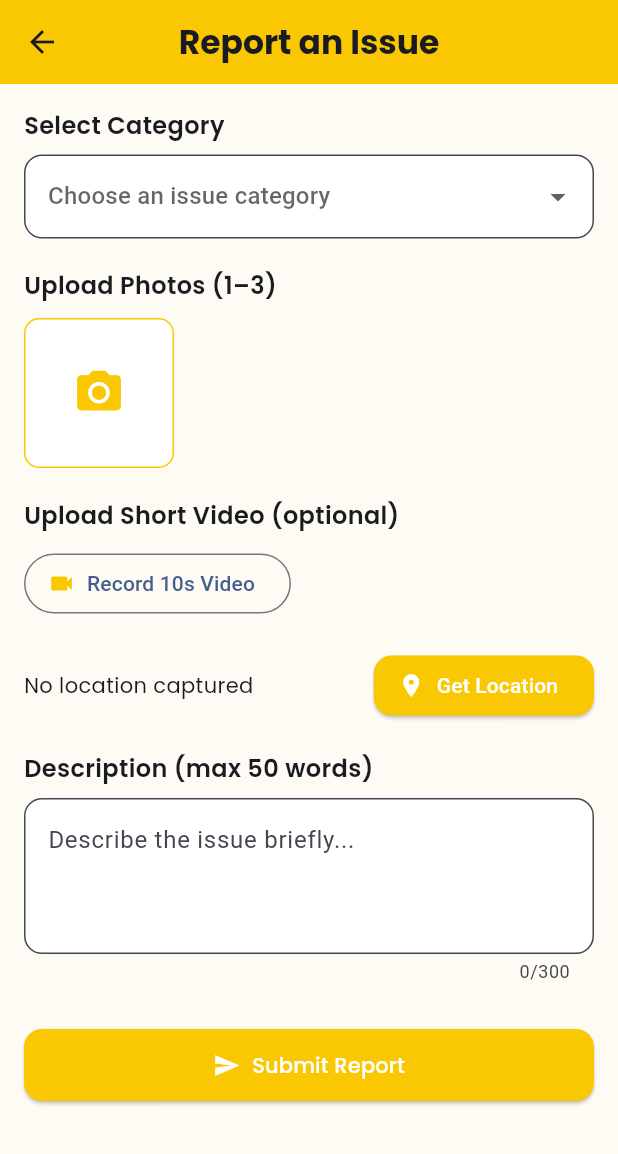
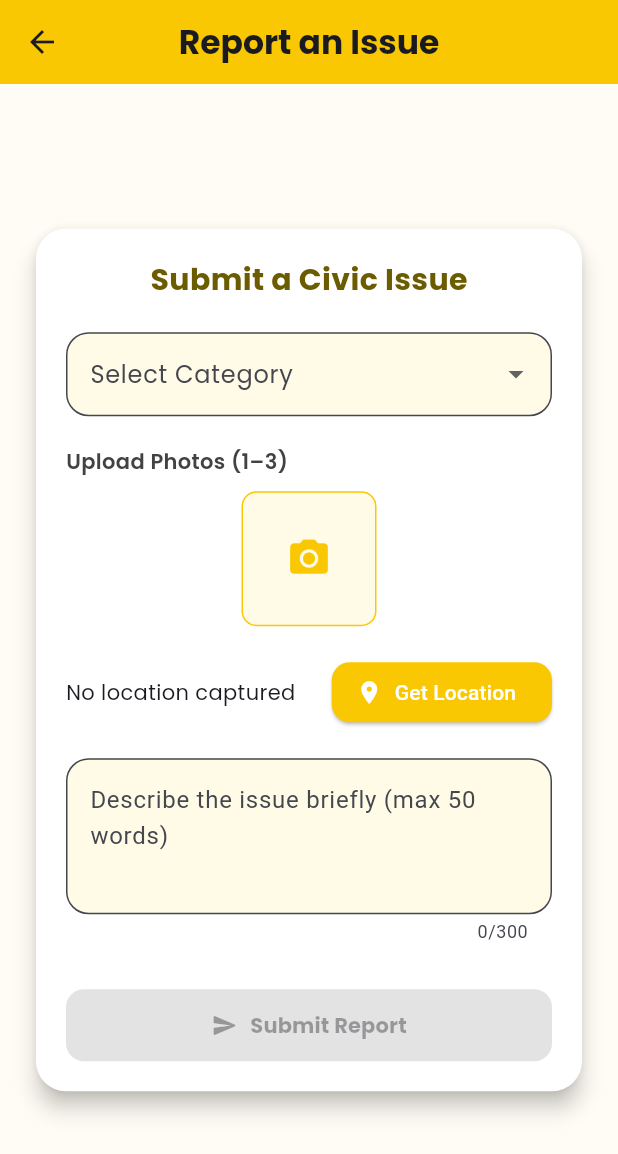
Before and after one commit to jantraOrg/frontendApp, a Flutter app: the ReportScreen screen opened by its route, on a phone screen of 412 x 824 dp. Shown: the top 1154 px of the screen. Run offline on Flutter 3.47's test engine with Material 3 defaults, Android fonts, the light colour scheme and no system bars; our stand-ins replace geolocator, google_maps_flutter, image_picker, timeline_tile.

Commit message:
mvp made

```diff
--- a/lib/screens/report/report_screen.dart
+++ b/lib/screens/report/report_screen.dart
@@ -106,55 +106,78 @@ class _ReportScreenState extends State<ReportScreen> {
       }
 
       _formKey.currentState!.save();
+
       ScaffoldMessenger.of(context).showSnackBar(
         const SnackBar(content: Text("✅ Report Submitted Successfully")),
       );
-
-      // TODO: Integrate API call here
     }
   }
+
+  bool get _isReadyToSubmit =>
+      _selectedCategory != null &&
+      _images.isNotEmpty &&
+      _description != null &&
+      _description!.isNotEmpty &&
+      _position != null;
 
   @override
   Widget build(BuildContext context) {
     return Scaffold(
-      backgroundColor: const Color(0xFFFDFBF3),
+      backgroundColor: const Color(0xFFFFFCF5),
       appBar: AppBar(
         title: const Text(
           "Report an Issue",
-          style: TextStyle(fontFamily: 'Poppins', fontWeight: FontWeight.bold),
+          style: TextStyle(
+            fontFamily: 'Poppins',
+            fontWeight: FontWeight.bold,
+          ),
         ),
         backgroundColor: const Color(0xFFF9C802),
         centerTitle: true,
       ),
-      body: SingleChildScrollView(
-        padding: const EdgeInsets.all(16),
+      body: Center(
+        child: SingleChildScrollView(
+          padding: const EdgeInsets.all(20),
+          child: Card(
+            elevation: 6,
+            color: Colors.white,
+            shape:
+                RoundedRectangleBorder(borderRadius: BorderRadius.circular(20)),
+            child: Padding(
+              padding: const EdgeInsets.all(20),
               child: Form(
                 key: _formKey,
                 child: Column(
-            crossAxisAlignment: CrossAxisAlignment.start,
+                  crossAxisAlignment: CrossAxisAlignment.center,
                   children: [
-              // 🗂️ Category Selector
                     const Text(
-                "Select Category",
+                      "Submit a Civic Issue",
                       style: TextStyle(
                         fontFamily: 'Poppins',
-                    fontWeight: FontWeight.w600,
-                    fontSize: 16),
+                        fontSize: 20,
+                        fontWeight: FontWeight.bold,
+                        color: Color(0xFF6C5C00),
                       ),
-              const SizedBox(height: 8),
+                    ),
+                    const SizedBox(height: 20),
+
+                    // 🗂️ Category Selector
                     DropdownButtonFormField<String>(
                       decoration: InputDecoration(
+                        labelText: "Select Category",
+                        labelStyle: const TextStyle(fontFamily: 'Poppins'),
                         filled: true,
-                  fillColor: Colors.white,
-                  border:
-                      OutlineInputBorder(borderRadius: BorderRadius.circular(12)),
+                        fillColor: const Color(0xFFFFFBE6),
+                        border: OutlineInputBorder(
+                            borderRadius: BorderRadius.circular(15)),
                       ),
-                hint: const Text("Choose an issue category"),
                       value: _selectedCategory,
                       items: categories
-                    .map((c) => DropdownMenuItem(value: c, child: Text(c)))
+                          .map((c) =>
+                              DropdownMenuItem(value: c, child: Text(c)))
                           .toList(),
-                onChanged: (value) => setState(() => _selectedCategory = value),
+                      onChanged: (value) =>
+                          setState(() => _selectedCategory = value),
                       validator: (value) =>
                           value == null ? "Please select a category" : null,
                     ),
@@ -162,26 +185,32 @@ class _ReportScreenState extends State<ReportScreen> {
                     const SizedBox(height: 20),
 
                     // 📸 Photo Upload
-              const Text(
+                    Align(
+                      alignment: Alignment.centerLeft,
+                      child: Text(
                         "Upload Photos (1–3)",
                         style: TextStyle(
                           fontFamily: 'Poppins',
                           fontWeight: FontWeight.w600,
-                    fontSize: 16),
+                          color: Colors.grey[800],
+                        ),
+                      ),
                     ),
                     const SizedBox(height: 10),
                     Wrap(
                       spacing: 10,
                       runSpacing: 10,
+                      alignment: WrapAlignment.center,
                       children: [
-                  ..._images.map((file) => Stack(
+                        ..._images.map(
+                          (file) => Stack(
                             children: [
                               ClipRRect(
                                 borderRadius: BorderRadius.circular(10),
                                 child: Image.file(
                                   file,
-                              width: 100,
-                              height: 100,
+                                  width: 90,
+                                  height: 90,
                                   fit: BoxFit.cover,
                                 ),
                               ),
@@ -189,72 +218,8 @@ class _ReportScreenState extends State<ReportScreen> {
                                 top: 0,
                                 right: 0,
                                 child: GestureDetector(
-                              onTap: () {
-                                setState(() => _images.remove(file));
-                              },
-                              child: const CircleAvatar(
-                                radius: 12,
-                                backgroundColor: Colors.red,
-                                child: Icon(Icons.close,
-                                    size: 14, color: Colors.white),
-                              ),
-                            ),
-                          ),
-                        ],
-                      )),
-                  GestureDetector(
-                    onTap: _capturePhoto,
-                    child: Container(
-                      width: 100,
-                      height: 100,
-                      decoration: BoxDecoration(
-                        color: Colors.white,
-                        border: Border.all(color: const Color(0xFFF9C802)),
-                        borderRadius: BorderRadius.circular(10),
-                      ),
-                      child: const Icon(Icons.camera_alt,
-                          size: 35, color: Color(0xFFF9C802)),
-                    ),
-                  ),
-                ],
-              ),
-
-              const SizedBox(height: 20),
-
-              // 🎥 Video Upload
-              const Text(
-                "Upload Short Video (optional)",
-                style: TextStyle(
-                    fontFamily: 'Poppins',
-                    fontWeight: FontWeight.w600,
-                    fontSize: 16),
-              ),
-              const SizedBox(height: 10),
-              _video == null
-                  ? OutlinedButton.icon(
-                      onPressed: _captureVideo,
-                      icon: const Icon(Icons.videocam, color: Color(0xFFF9C802)),
-                      label: const Text("Record 10s Video"),
-                    )
-                  : Stack(
-                      alignment: Alignment.center,
-                      children: [
-                        Container(
-                          height: 150,
-                          decoration: BoxDecoration(
-                            color: Colors.black12,
-                            borderRadius: BorderRadius.circular(12),
-                          ),
-                          child: const Center(
-                            child: Icon(Icons.play_circle_fill,
-                                size: 50, color: Colors.black54),
-                          ),
-                        ),
-                        Positioned(
-                          top: 10,
-                          right: 10,
-                          child: GestureDetector(
-                            onTap: () => setState(() => _video = null),
+                                  onTap: () =>
+                                      setState(() => _images.remove(file)),
                                   child: const CircleAvatar(
                                     radius: 12,
                                     backgroundColor: Colors.red,
@@ -265,22 +230,37 @@ class _ReportScreenState extends State<ReportScreen> {
                               ),
                             ],
                           ),
+                        ),
+                        GestureDetector(
+                          onTap: _capturePhoto,
+                          child: Container(
+                            width: 90,
+                            height: 90,
+                            decoration: BoxDecoration(
+                              color: const Color(0xFFFFFBE6),
+                              border: Border.all(color: const Color(0xFFF9C802)),
+                              borderRadius: BorderRadius.circular(10),
+                            ),
+                            child: const Icon(Icons.camera_alt,
+                                size: 30, color: Color(0xFFF9C802)),
+                          ),
+                        ),
+                      ],
+                    ),
 
                     const SizedBox(height: 20),
 
                     // 🧭 Location Capture
                     Row(
+                      mainAxisAlignment: MainAxisAlignment.center,
                       children: [
                         Expanded(
-                    child: _position == null
-                        ? Text(
-                            _isLoadingLocation
+                          child: Text(
+                            _position == null
+                                ? (_isLoadingLocation
                                     ? "Fetching location..."
-                                : "No location captured",
-                            style: const TextStyle(fontFamily: 'Poppins'),
-                          )
-                        : Text(
-                            "📍 ${_position!.latitude.toStringAsFixed(4)}, ${_position!.longitude.toStringAsFixed(4)}",
+                                    : "No location captured")
+                                : "📍 ${_position!.latitude.toStringAsFixed(4)}, ${_position!.longitude.toStringAsFixed(4)}",
                             style: const TextStyle(fontFamily: 'Poppins'),
                           ),
                         ),
@@ -302,23 +282,15 @@ class _ReportScreenState extends State<ReportScreen> {
                     const SizedBox(height: 20),
 
                     // 📝 Description
-              const Text(
-                "Description (max 50 words)",
-                style: TextStyle(
-                    fontFamily: 'Poppins',
-                    fontWeight: FontWeight.w600,
-                    fontSize: 16),
-              ),
-              const SizedBox(height: 8),
                     TextFormField(
                       maxLines: 3,
                       maxLength: 300,
                       decoration: InputDecoration(
+                        hintText: "Describe the issue briefly (max 50 words)",
                         filled: true,
-                  fillColor: Colors.white,
-                  hintText: "Describe the issue briefly...",
-                  border:
-                      OutlineInputBorder(borderRadius: BorderRadius.circular(12)),
+                        fillColor: const Color(0xFFFFFBE6),
+                        border: OutlineInputBorder(
+                            borderRadius: BorderRadius.circular(15)),
                       ),
                       validator: (value) {
                         if (value == null || value.isEmpty) {
@@ -329,7 +301,7 @@ class _ReportScreenState extends State<ReportScreen> {
                         }
                         return null;
                       },
-                onSaved: (val) => _description = val,
+                      onChanged: (val) => setState(() => _description = val),
                     ),
 
                     const SizedBox(height: 30),
@@ -338,26 +310,33 @@ class _ReportScreenState extends State<ReportScreen> {
                     SizedBox(
                       width: double.infinity,
                       child: ElevatedButton.icon(
-                  icon: const Icon(Icons.send),
+                        icon: const Icon(Icons.send_rounded),
                         label: const Text(
                           "Submit Report",
-                    style: TextStyle(fontFamily: 'Poppins'),
+                          style: TextStyle(
+                              fontFamily: 'Poppins',
+                              fontWeight: FontWeight.bold),
                         ),
                         style: ElevatedButton.styleFrom(
-                    backgroundColor: const Color(0xFFF9C802),
+                          backgroundColor: _isReadyToSubmit
+                              ? const Color(0xFFF9C802)
+                              : Colors.grey,
                           foregroundColor: Colors.white,
                           padding: const EdgeInsets.symmetric(vertical: 14),
                           shape: RoundedRectangleBorder(
                             borderRadius: BorderRadius.circular(12),
                           ),
                         ),
-                  onPressed: _submitReport,
+                        onPressed: _isReadyToSubmit ? _submitReport : null,
                       ),
                     ),
                   ],
                 ),
               ),
             ),
+          ),
+        ),
+      ),
     );
   }
 }
--- a/pubspec.yaml
+++ b/pubspec.yaml
@@ -16,6 +16,9 @@ dev_dependencies:
     sdk: flutter
   image_picker: ^1.1.1
   geolocator: ^12.0.0
+  google_maps_flutter: ^2.5.0
+  timeline_tile: ^2.0.0
+
 
   flutter_lints: ^5.0.0
 
```
Also changed, not shown: lib/screens/home/home_screen.dart (+21 -6 lines), lib/screens/report/report_detail_screen.dart (added, +329 -0 lines), assets/images/map.png (added), pubspec.lock, 4 other files. Lines whose indentation alone changed are shown as unchanged.
